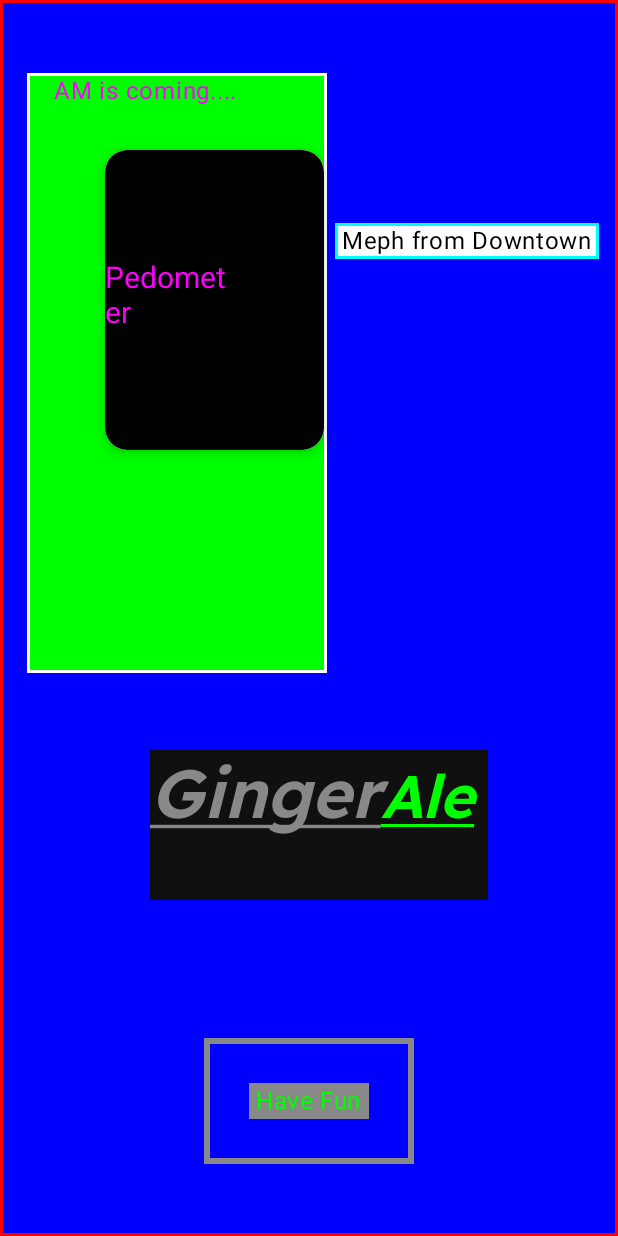
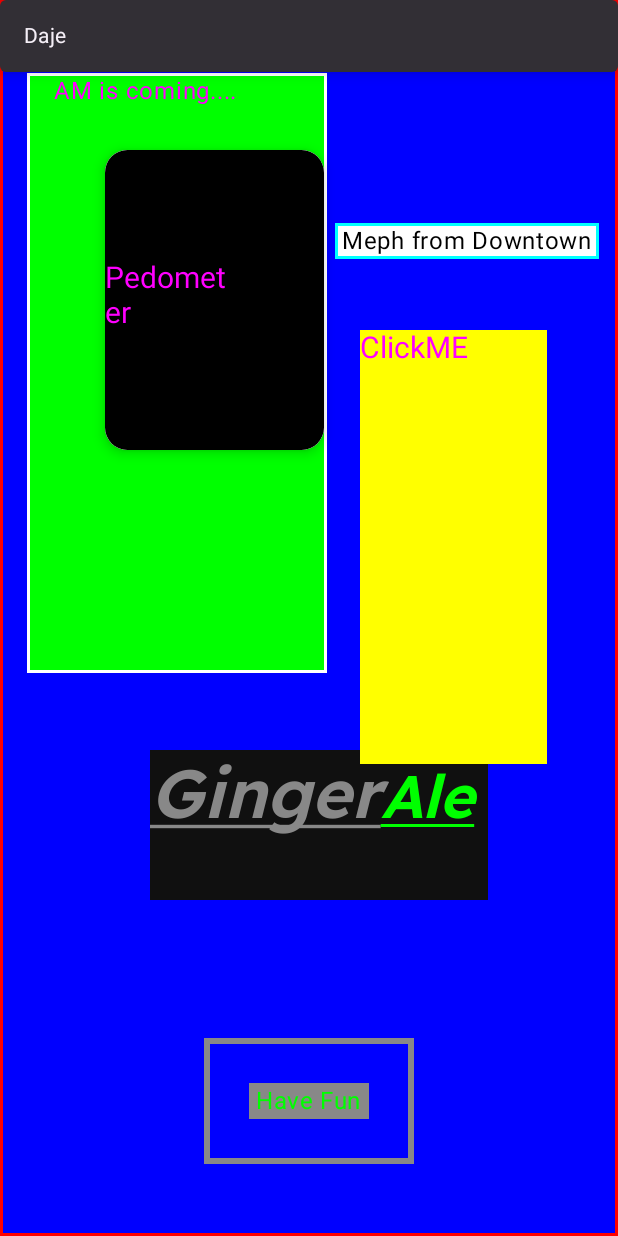
Before and after one commit to killerduck93/JetPackComposerTest, an Android app built with Jetpack Compose: the screen it shows after launch (MainActivity), on a phone screen of 412 x 824 dp. Run offline under Robolectric (Android 15) with nearby library versions, the phone set to English and light mode, and no system bars.

```diff
--- a/app/src/main/java/com/example/jetpackcomposeram/MainActivity.kt
+++ b/app/src/main/java/com/example/jetpackcomposeram/MainActivity.kt
@@ -24,6 +24,8 @@ import androidx.compose.material3.CardDefaults
 import androidx.compose.material3.ColorScheme
 import androidx.compose.material3.LocalContentColor
 import androidx.compose.material3.MaterialTheme
+import androidx.compose.material3.Scaffold
+import androidx.compose.material3.Snackbar
 import androidx.compose.material3.Surface
 import androidx.compose.material3.Text
 import androidx.compose.material3.surfaceColorAtElevation
@@ -35,6 +37,8 @@ import androidx.compose.ui.graphics.painter.Painter
 import androidx.compose.ui.tooling.preview.Preview
 import androidx.compose.ui.unit.dp
 import androidx.compose.material3.surfaceColorAtElevation
+import androidx.compose.runtime.mutableStateOf
+import androidx.compose.runtime.remember
 import androidx.compose.ui.graphics.Brush
 import androidx.compose.ui.layout.ContentScale
 import androidx.compose.ui.res.painterResource
@@ -50,6 +54,9 @@ import androidx.compose.ui.text.style.TextDecoration
 import androidx.compose.ui.text.withStyle
 import androidx.compose.ui.unit.sp
 import com.example.jetpackcomposeram.ui.theme.JetpackcomposerAMTheme
+import java.util.Random
+import kotlin.ranges.random
+
 
 class MainActivity : ComponentActivity() {
     override fun onCreate(savedInstanceState: Bundle?) {
@@ -122,7 +129,7 @@ class MainActivity : ComponentActivity() {
              Box(modifier = Modifier
                  .height(100.dp)
                  .width(225.dp)
-                 .offset(100.dp,500.dp)
+                 .offset(100.dp, 500.dp)
                  .background(Color(0xFF101010))
              )
              {
@@ -149,10 +156,32 @@ class MainActivity : ComponentActivity() {
                  )
              }
           // next https://www.youtube.com/watch?v=s3m1PSd7VWc&list=PLQkwcJG4YTCSpJ2NLhDTHhi6XBNfk9WiC&index=6
+          // State for dynamic view and user UI : Recompising
+            ColorBox(
+                Modifier
+                    .fillMaxSize(0.4f)
+                    .offset(220.dp, 200.dp)
+                    .padding(20.dp, 20.dp),
+                descriptionBox = "ClickME"
+            )
+
+         // next https://www.youtube.com/watch?v=_yON9d9if6g&list=PLQkwcJG4YTCSpJ2NLhDTHhi6XBNfk9WiC&index=7
+        // Snackbar
+            Snackbar { // for full control of location and timing to be shown
+                Text(text = "Daje")
+            }
+            // For a simple normal Snackbar use Scaffold
+
         }
     }
 }
 
+
+
+
+
+
+// functions
 @Composable
 fun Greeting(name: String, modifier: Modifier = Modifier, color: Color) {
     Text(
@@ -208,3 +237,27 @@ fun ImageCard(painter:Painter,   contentDescription : String, title: String, mod
         }
     }
 }
+
+@Composable
+fun ColorBox(modifier: Modifier = Modifier, descriptionBox: String)
+{
+    val color = remember {
+        mutableStateOf(Color.Yellow)  // in order to not reset when composable is recalled
+    }  // remember from last composition
+
+    Box(modifier = modifier
+        .background(color.value)
+        .clickable {
+            color.value = Color(
+                kotlin.random.Random.nextFloat(),
+                kotlin.random.Random.nextFloat(),
+                kotlin.random.Random.nextFloat(),
+                1f
+            )
+        } ,
+
+    )
+    Text(descriptionBox, modifier = modifier, style = TextStyle(color = Color.Magenta, fontSize = 20.sp) // added modifier in order to sync box and label
+    )
+
+}
```
